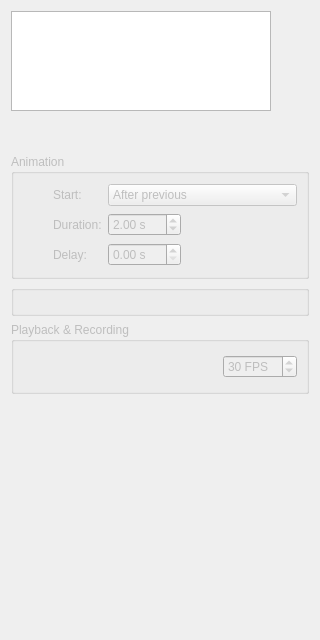
Qt form Plugins/org.mitk.gui.qt.moviemaker/src/internal/QmitkMovieMakerView.ui (MITK/MITK) before a commit.
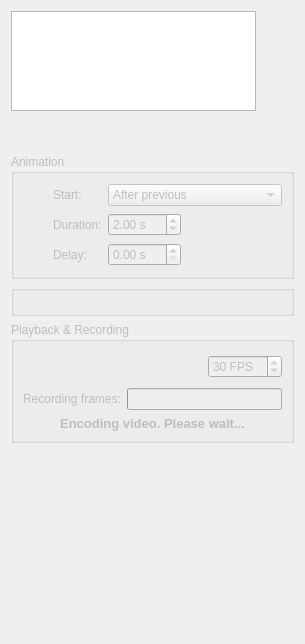
The same form after that commit. Icons and pictures are not drawn.

Commit message: Use VideoRecorder in Movie Maker

Patch:
```diff
--- a/Plugins/org.mitk.gui.qt.moviemaker/src/internal/QmitkMovieMakerView.ui
+++ b/Plugins/org.mitk.gui.qt.moviemaker/src/internal/QmitkMovieMakerView.ui
@@ -9,8 +9,8 @@
    <rect>
     <x>0</x>
     <y>0</y>
-    <width>320</width>
-    <height>640</height>
+    <width>305</width>
+    <height>644</height>
    </rect>
   </property>
   <property name="windowTitle">
@@ -368,6 +368,8 @@
      <property name="title">
       <string>Playback &amp;&amp; Recording</string>
      </property>
+     <layout class="QVBoxLayout" name="verticalLayout">
+      <item>
      <layout class="QHBoxLayout" name="horizontalLayout">
       <item>
        <widget class="QToolButton" name="playButton">
@@ -466,6 +468,45 @@
          <number>30</number>
         </property>
        </widget>
+        </item>
+       </layout>
+      </item>
+      <item>
+       <layout class="QGridLayout" name="gridLayout_2">
+        <item row="0" column="0">
+         <widget class="QLabel" name="recordingLabel">
+          <property name="text">
+           <string>Recording frames:</string>
+          </property>
+         </widget>
+        </item>
+        <item row="0" column="1">
+         <widget class="QProgressBar" name="recordingProgressBar">
+          <property name="value">
+           <number>0</number>
+          </property>
+          <property name="textVisible">
+           <bool>false</bool>
+          </property>
+          <property name="format">
+           <string>%p / %m</string>
+          </property>
+         </widget>
+        </item>
+        <item row="1" column="0" colspan="2">
+         <widget class="QLabel" name="encodingLabel">
+          <property name="text">
+           <string>&lt;html&gt;&lt;head/&gt;&lt;body&gt;&lt;p&gt;&lt;span style=&quot; font-size:10pt; font-weight:600;&quot;&gt;Encoding video. Please wait...&lt;/span&gt;&lt;/p&gt;&lt;/body&gt;&lt;/html&gt;</string>
+          </property>
+          <property name="textFormat">
+           <enum>Qt::RichText</enum>
+          </property>
+          <property name="alignment">
+           <set>Qt::AlignCenter</set>
+          </property>
+         </widget>
+        </item>
+       </layout>
       </item>
      </layout>
     </widget>
```
Lines whose indentation alone changed are shown as unchanged. The commit also changes 2 other files.
